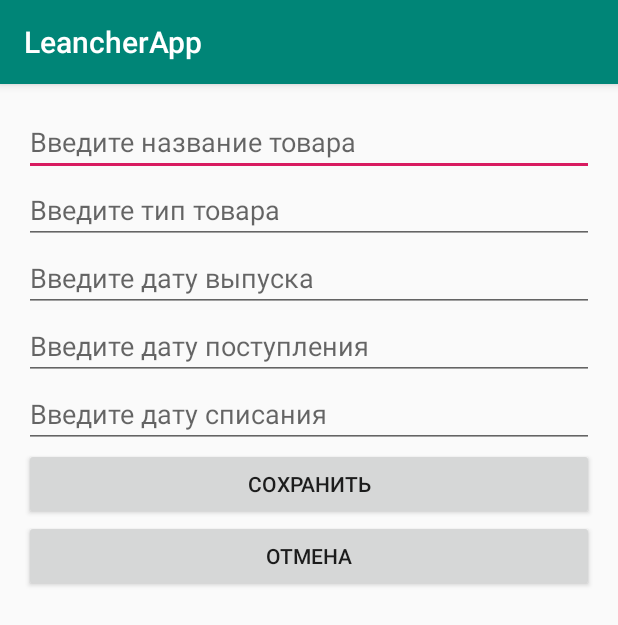
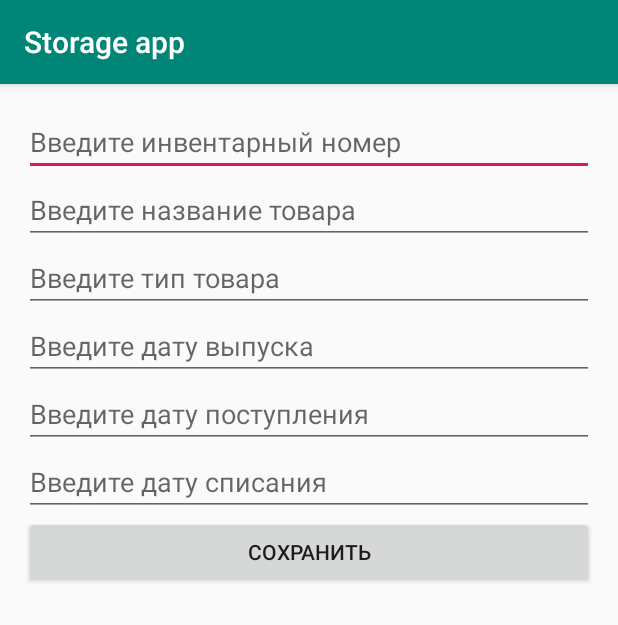
Before and after one commit to Leancher/MyStorageApp, an Android app: the screen it shows after launch (GoodsActivity), after a tap on "ДОБАВИТЬ", on a phone screen of 412 x 824 dp. Shown: the top 625 px of the screen. Run offline under Robolectric (Android 15) with nearby library versions, the phone set to English and light mode, and no system bars.

Commit message:
(no message)

```diff
--- a/app/src/main/AndroidManifest.xml
+++ b/app/src/main/AndroidManifest.xml
@@ -5,7 +5,7 @@
     <application
         android:allowBackup="true"
         android:icon="@mipmap/ic_launcher"
-        android:label="@string/app_name"
+        android:label="Storage app"
         android:roundIcon="@mipmap/ic_launcher_round"
         android:supportsRtl="true"
         android:theme="@style/AppTheme">
--- a/app/src/main/java/com/example/leancherapp/MainActivity.java
+++ b/app/src/main/java/com/example/leancherapp/MainActivity.java
@@ -3,44 +3,70 @@ package com.example.leancherapp;
 import android.database.Cursor;
 import android.database.sqlite.SQLiteDatabase;
 import android.os.Bundle;
+import android.text.Editable;
+import android.text.TextWatcher;
 import android.util.TypedValue;
+import android.widget.EditText;
+import android.widget.FilterQueryProvider;
 import android.widget.LinearLayout;
-
 import androidx.appcompat.app.AppCompatActivity;
 import android.content.Intent;
 import android.view.View;
 import android.widget.TextView;
+import android.view.View.OnClickListener;
 
-public class MainActivity extends AppCompatActivity{
+public class MainActivity extends AppCompatActivity implements OnClickListener{
     com.example.leancherapp.dbHelper dbHelper;
     SQLiteDatabase db;
     Cursor itemCursor;
-    LinearLayout rootLayot;
+    LinearLayout goodsLayout;
+    EditText itemFilter;
 
     @Override
     protected void onCreate(Bundle savedInstanceState) {
         super.onCreate(savedInstanceState);
         setContentView(R.layout.activity_main);
-        rootLayot = (LinearLayout) findViewById(R.id.root_layout);
+        goodsLayout = (LinearLayout) findViewById(R.id.goodsLayout);
+        itemFilter = (EditText) findViewById(R.id.itemFilter);
+
         dbHelper = new dbHelper(getApplicationContext());
-        // создаем базу данных
         dbHelper.create_db();
     }
+
     @Override
     public void onResume() {
         super.onResume();
+        goodsLayout.removeAllViews();
         // открываем подключение
         db = dbHelper.open();
         itemCursor = db.rawQuery("select * from "+  dbHelper.TABLE, null);
+        //String[] goodsList = getGoodsList();
         itemCursor.moveToFirst();
         while (!itemCursor.isAfterLast()){
             showData();
             itemCursor.moveToNext();
         }
+
     }
+
+    private String[] getGoodsList(){
+        int itemsCount = itemCursor.getCount();
+        int colCount = itemCursor.getColumnCount();
+        String[] goodsList = new String[itemsCount];
+        return goodsList;
+    }
+
     // по нажатию на кнопку запускаем GoodsActivity для добавления данных
     public void add(View view){
         Intent intent = new Intent(this, GoodsActivity.class);
+        startActivity(intent);
+    }
+
+    @Override
+    public void onClick(View v) {
+        String id = String.valueOf(v.getId());
+        Intent intent = new Intent(getApplicationContext(), GoodsActivity.class);
+        intent.putExtra("id", v.getId());
         startActivity(intent);
     }
 
@@ -50,21 +76,24 @@ public class MainActivity extends AppCompatActivity{
         String name = itemCursor.getString(itemCursor.getColumnIndex(dbHelper.COLUMN_NAME));
         String header = type + " " + name;
         showHeader(header, id);
+        String invNum = itemCursor.getString(itemCursor.getColumnIndex(dbHelper.COLUMN_INV_NUM));
         String dateProd = itemCursor.getString(itemCursor.getColumnIndex(dbHelper.COLUMN_DATE_PROD));
         String dateReceipt = itemCursor.getString(itemCursor.getColumnIndex(dbHelper.COLUMN_DATE_RECEIPT));
         String dateWriteOff = itemCursor.getString(itemCursor.getColumnIndex(dbHelper.COLUMN_DATE_WRITE_OFF));
-        showProp("Произведен: " + dateProd, id);
-        showProp("Поступил: " + dateReceipt, id);
-        showProp("Списан: " + dateWriteOff, id);
+        String prop = "Инвент. номер: " + invNum + "\n" + "Произведен: " + dateProd + "\n" +
+                "Поступил: " + dateReceipt + "\n" + "Списан: " + dateWriteOff;
+        showProp(prop, id);
     }
 
     public void showProp(String prop, Integer id){
         TextView textView = new TextView(this);
-        textView.setLayoutParams(new LinearLayout.LayoutParams(LinearLayout.LayoutParams.MATCH_PARENT, 50));
+        textView.setLayoutParams(new LinearLayout.LayoutParams(LinearLayout.LayoutParams.MATCH_PARENT, LinearLayout.LayoutParams.WRAP_CONTENT));
         textView.setTextSize(TypedValue.COMPLEX_UNIT_PX, 40);
+        textView.setId(id);
+        textView.setClickable(true);
+        textView.setOnClickListener(this);
         textView.setText(prop);
-        textView.setId(id);
-        rootLayot.addView(textView);
+        goodsLayout.addView(textView);
     }
 
     public void showHeader(String header,  Integer id){
@@ -74,14 +103,9 @@ public class MainActivity extends AppCompatActivity{
         //textView.setTypeface(null, Typeface.BOLD);
         textView.setText(header);
         textView.setId(id);
-        //textView.setOnClickListener(onTextViewClick(this.get));
-        rootLayot.addView(textView);
-    }
-
-    public void onTextViewClick(Integer id) {
-        Intent intent = new Intent(getApplicationContext(), GoodsActivity.class);
-        intent.putExtra("id", id);
-        startActivity(intent);
+        textView.setClickable(true);
+        textView.setOnClickListener(this);
+        goodsLayout.addView(textView);
     }
 
     @Override
--- a/app/src/main/java/com/example/leancherapp/dbHelper.java
+++ b/app/src/main/java/com/example/leancherapp/dbHelper.java
@@ -19,6 +19,7 @@ public class dbHelper extends SQLiteOpenHelper {
     static final String TABLE = "goods"; // название таблицы в бд
     // названия столбцов
     static final String COLUMN_ID = "_id";
+    static final String COLUMN_INV_NUM = "invNum";
     static final String COLUMN_NAME = "name";
     static final String COLUMN_TYPE = "type";
     static final String COLUMN_DATE_PROD = "dateProd";
--- a/app/src/main/res/layout/activity_goods.xml
+++ b/app/src/main/res/layout/activity_goods.xml
@@ -4,6 +4,11 @@
     android:layout_width="match_parent"
     android:layout_height="match_parent"
     android:padding="16dp">
+    <EditText
+        android:id="@+id/invNum"
+        android:layout_width="match_parent"
+        android:layout_height="wrap_content"
+        android:hint="Введите инвентарный номер" />
     <EditText
         android:id="@+id/name"
         android:layout_width="match_parent"
@@ -51,10 +56,4 @@
             android:onClick="delete"/>
     </LinearLayout>
 
-    <Button
-        android:id="@+id/cancelButton"
-        android:layout_width="match_parent"
-        android:layout_height="wrap_content"
-        android:onClick="goMain"
-        android:text="Отмена" />
 </LinearLayout>
```
Also changed, not shown: app/src/main/java/com/example/leancherapp/GoodsActivity.java (+11 -7 lines), app/src/main/res/layout/activity_main.xml (+10 -0 lines), app/src/main/assets/cityinfo.db (deleted), app/src/main/assets/shopDB.db.
